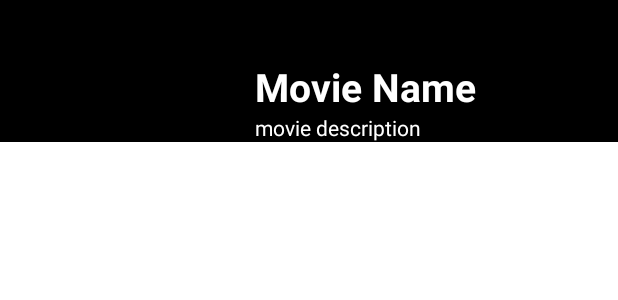
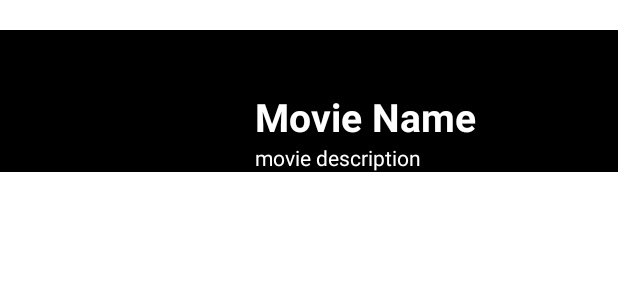
Before and after one commit to burakselcuk1/MovieAppInterview, an Android app: the layout single_movie_item.xml on its own in the app's theme, with its tools: preview values and no code run, on a phone screen of 412 x 824 dp. Shown: the top 300 px of the screen. Run offline under Robolectric (Android 15) with nearby library versions, the phone set to English and light mode, and no system bars; network calls fail.

```diff
--- a/app/build.gradle
+++ b/app/build.gradle
@@ -73,7 +73,7 @@ dependencies {
 
     //Glide
     implementation 'com.github.bumptech.glide:glide:4.12.0'
-    annotationProcessor 'com.github.bumptech.glide:compiler:4.12.0'
+    kapt 'com.github.bumptech.glide:compiler:4.12.0'
 
     // ViewModel
     implementation "androidx.lifecycle:lifecycle-viewmodel-ktx:$lifecycle_version"
--- a/app/src/main/java/com/example/movieappinterview/fragments/DashboardFragment.kt
+++ b/app/src/main/java/com/example/movieappinterview/fragments/DashboardFragment.kt
@@ -43,7 +43,7 @@ class DashboardFragment : Fragment() {
 
             movies?.let {
                 recyclerView.visibility = View.VISIBLE
-                movieAdapter = MovieAdapter(movies!!)
+                movieAdapter = MovieAdapter( movies!!)
                 recyclerView.adapter = movieAdapter
 
                 //    adapter.updataMovieList(it)
--- a/app/src/main/res/layout/single_movie_item.xml
+++ b/app/src/main/res/layout/single_movie_item.xml
@@ -10,6 +10,7 @@
         android:id="@+id/constraintLayout"
         android:layout_width="0dp"
         android:layout_height="wrap_content"
+        android:layout_marginTop="20dp"
         android:background="@color/black"
 
         app:layout_constraintEnd_toEndOf="parent"
@@ -21,7 +22,6 @@
             android:id="@+id/movieImage"
             android:layout_width="0dp"
             android:layout_height="match_parent"
-            android:scaleType="centerCrop"
             app:layout_constraintStart_toStartOf="parent"
             app:layout_constraintTop_toTopOf="parent"
             app:layout_constraintWidth_percent="0.4" />
```
Also changed, not shown: app/src/main/java/com/example/movieappinterview/Adapter/MovieAdapter.kt (+20 -0 lines), app/src/main/java/com/example/movieappinterview/api/MovieDbInterface.kt (+6 -1 lines).
